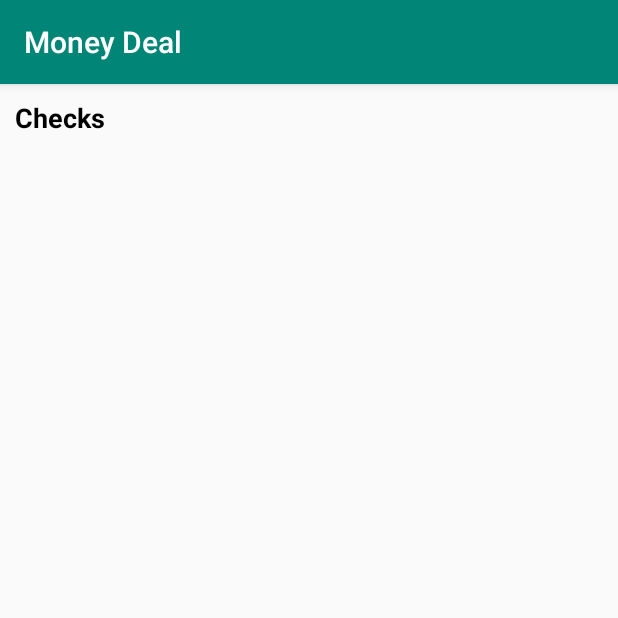
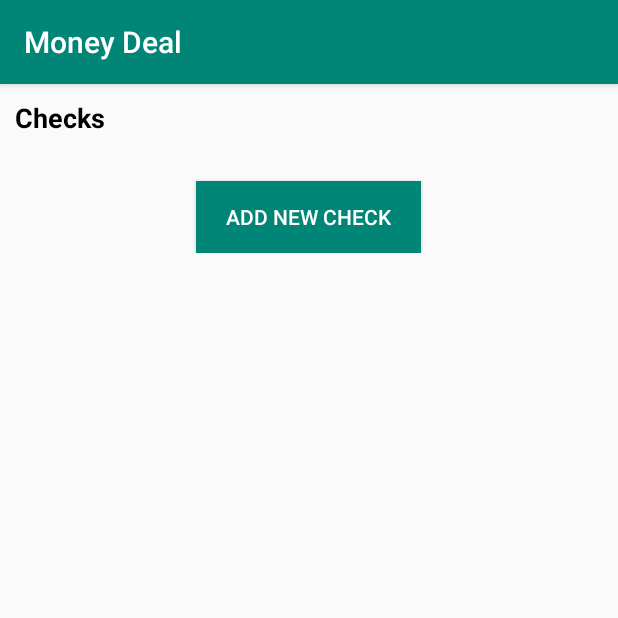
Before and after one commit to TheRecoveryTeam/dengi-deal, an Android app: the fragment GroupChecksFragment shown on its own in the app's theme, on a phone screen of 412 x 824 dp, the top half of it. Run offline under Robolectric (Android 15) with nearby library versions, the phone set to English and light mode, and no system bars.

Commit message:
started check create page

```diff
--- a/app/src/main/java/ru/moneydeal/app/IRouter.java
+++ b/app/src/main/java/ru/moneydeal/app/IRouter.java
@@ -3,11 +3,11 @@ package ru.moneydeal.app;
 import androidx.annotation.NonNull;
 
 public interface IRouter {
-    void showSplash();
     void showRegister();
     void showHistory();
     void showLogin();
     void showFragmentGroup(@NonNull String groupId);
     void showGroupCreation();
     void showCheck(@NonNull String checkId);
+    void showCheckCreate(@NonNull String groupId);
 }
--- a/app/src/main/res/layout/group_checks_fragment.xml
+++ b/app/src/main/res/layout/group_checks_fragment.xml
@@ -1,8 +1,11 @@
 <?xml version="1.0" encoding="utf-8"?>
-<RelativeLayout xmlns:android="http://schemas.android.com/apk/res/android"
+<LinearLayout xmlns:android="http://schemas.android.com/apk/res/android"
     android:orientation="vertical"
     android:layout_width="match_parent"
-    android:layout_height="wrap_content">
+    android:layout_height="wrap_content"
+    android:layout_marginBottom="@dimen/spacingM"
+    android:nestedScrollingEnabled="false"
+    >
 
     <TextView
         android:id="@+id/group_checks_title"
@@ -23,8 +26,20 @@
         android:layout_height="wrap_content"
         android:layout_gravity="center_horizontal"
         android:layout_below="@id/group_checks_title"
+        android:nestedScrollingEnabled="false"
         android:orientation="horizontal"
         android:padding="@dimen/spacingS"
         />
 
-</RelativeLayout>
+    <Button
+        android:id="@+id/group_checks_add_btn"
+        android:layout_width="wrap_content"
+        android:layout_height="wrap_content"
+        android:layout_gravity="center_horizontal"
+        android:text="@string/add_new_check"
+        android:background="@color/colorPrimary"
+        android:textColor="@color/white"
+        android:paddingLeft="@dimen/spacingM"
+        android:paddingRight="@dimen/spacingM"
+        />
+</LinearLayout>
--- a/app/src/main/res/layout/group_users_fragment.xml
+++ b/app/src/main/res/layout/group_users_fragment.xml
@@ -2,7 +2,9 @@
 <RelativeLayout xmlns:android="http://schemas.android.com/apk/res/android"
     android:orientation="vertical"
     android:layout_width="match_parent"
-    android:layout_height="wrap_content">
+    android:layout_height="wrap_content"
+    android:nestedScrollingEnabled="false"
+    >
 
     <TextView
         android:id="@+id/group_users_title"
@@ -25,6 +27,7 @@
         android:layout_below="@id/group_users_title"
         android:orientation="horizontal"
         android:padding="@dimen/spacingS"
+        android:nestedScrollingEnabled="false"
         />
 
 </RelativeLayout>
--- a/app/src/main/res/values/strings.xml
+++ b/app/src/main/res/values/strings.xml
@@ -26,5 +26,6 @@
     <string name="check_description">Check description</string>
     <string name="amount_string">%1$d ₽</string>
     <string name="check_chunks_title_text">Amount chunks</string>
+    <string name="add_new_check">Add new check</string>
 
 </resources>
```
Also changed, not shown: app/src/main/java/ru/moneydeal/app/MainActivity.java (+12 -7 lines), app/src/main/java/ru/moneydeal/app/pages/CheckCreateFragment.java (added, +17 -0 lines), app/src/main/java/ru/moneydeal/app/pages/GroupChecksFragment.java (+8 -0 lines), app/src/main/res/layout/group_fragment.xml (+8 -2 lines).
